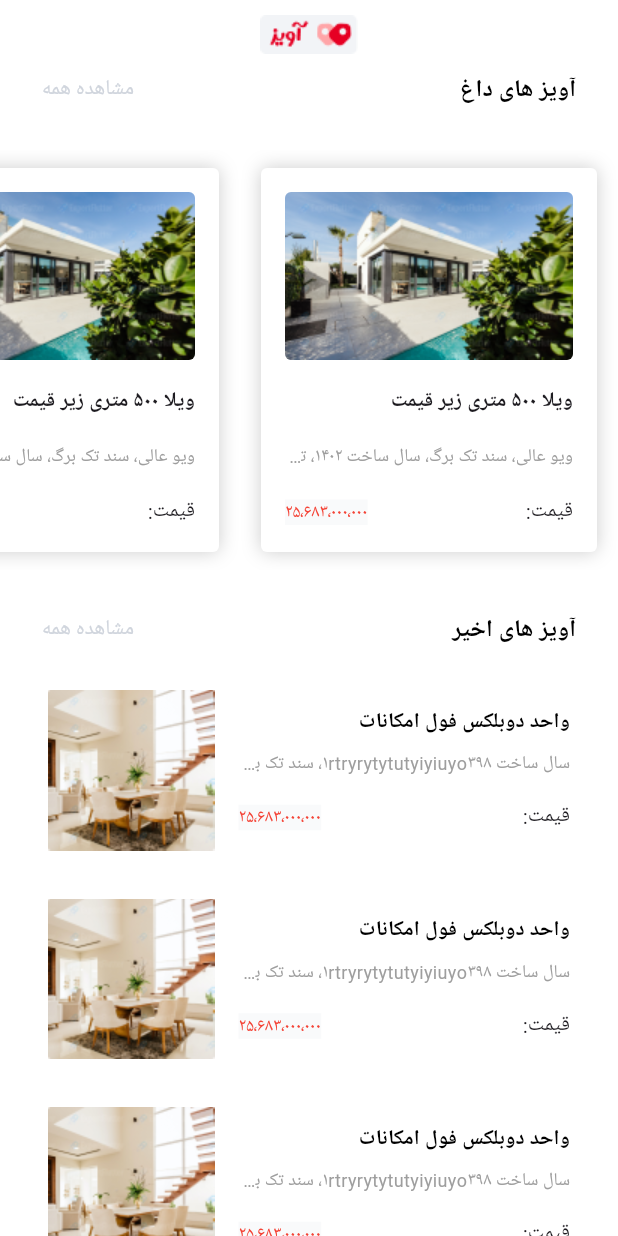
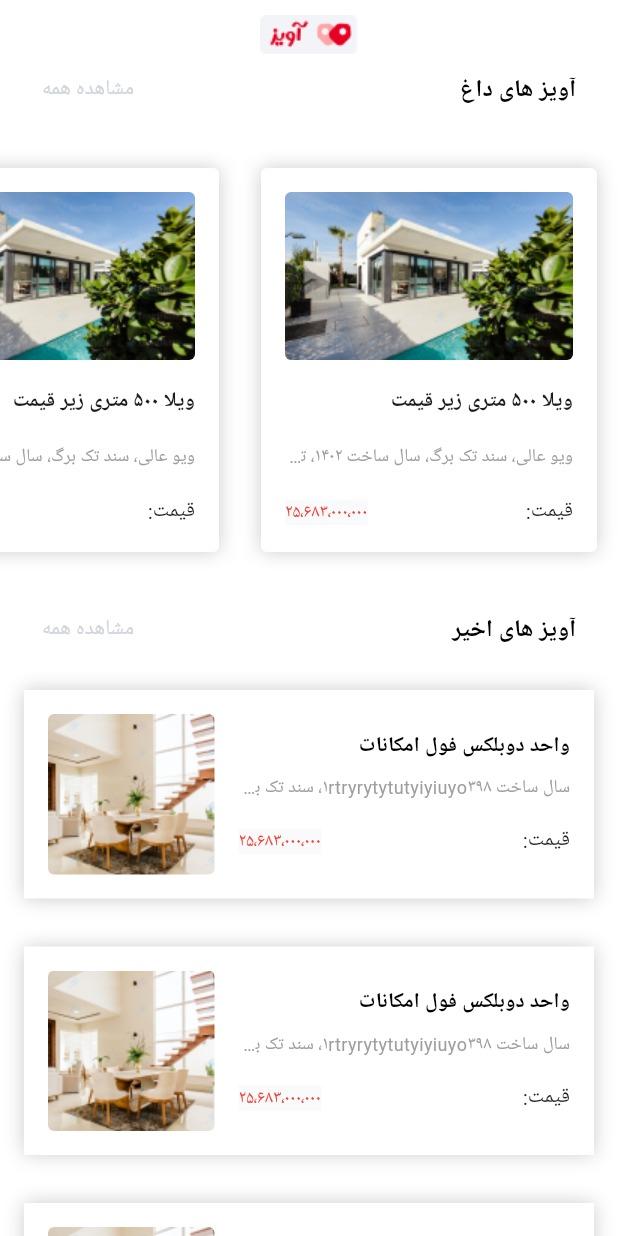
Before and after one commit to Ho3einTahan/Aviz-Application, a Flutter app: the HomeScreen screen opened directly, on a phone screen of 412 x 824 dp. Run offline on Flutter 3.47's test engine with Material 3 defaults, Android fonts, the phone set to English and light mode, and no system bars; our stand-ins replace font_awesome_flutter, step_progress_indicator.

Commit message:
update main-promotion-widget.dart

```diff
--- a/lib/view/widget/main-promotion-widget.dart
+++ b/lib/view/widget/main-promotion-widget.dart
@@ -3,12 +3,12 @@ import 'package:flutter/material.dart';
 
 Widget MainPromotionWidget() {
   return Container(
-    padding: EdgeInsets.symmetric(horizontal: 16, vertical: 16),
-    margin: EdgeInsets.symmetric(horizontal: 16),
+    padding:const EdgeInsets.symmetric(horizontal: 16, vertical: 16),
+    margin:const EdgeInsets.symmetric(horizontal: 16,vertical: 16),
     decoration: BoxDecoration(
       color: Colors.white,
       boxShadow: [
-        BoxShadow(color: Colors.white.withOpacity(0.2)),
+        BoxShadow(color: Colors.black.withOpacity(0.2), blurRadius: 10),
       ],
     ),
     child: Row(
@@ -50,7 +50,9 @@ Widget MainPromotionWidget() {
           ),
         ),
         SizedBox(width: 16),
-        Image.asset('images/home3.png'),
+        ClipRRect(
+            borderRadius: BorderRadius.circular(4),
+            child: Image.asset('images/home3.png')),
       ],
     ),
   );
```
